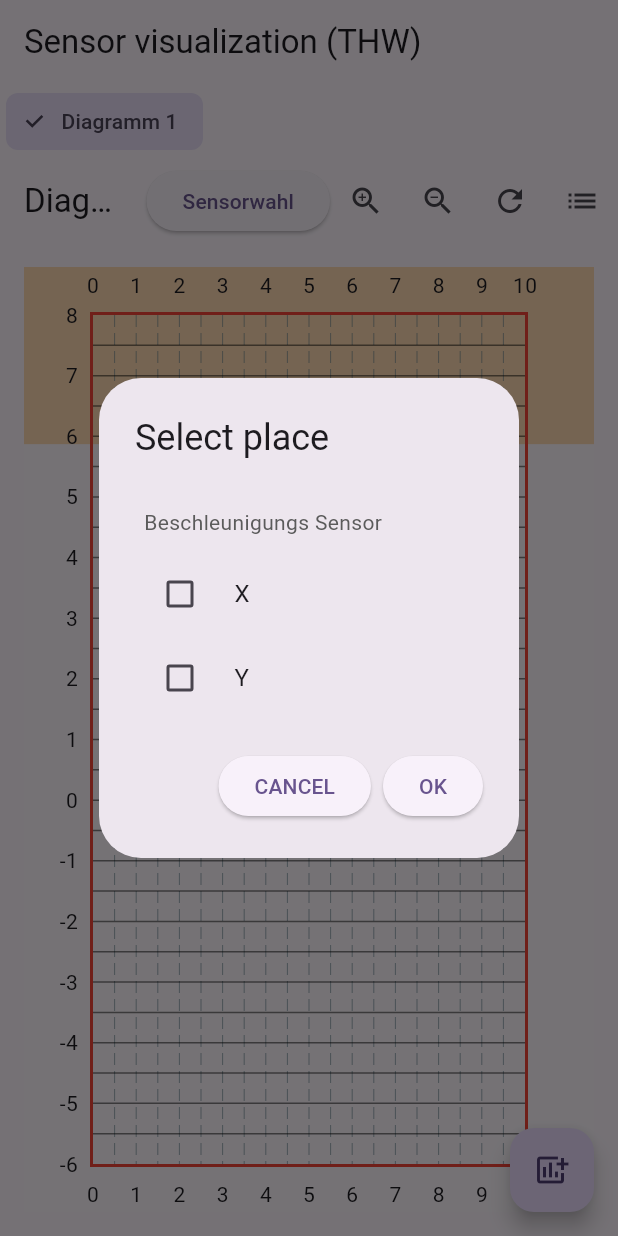
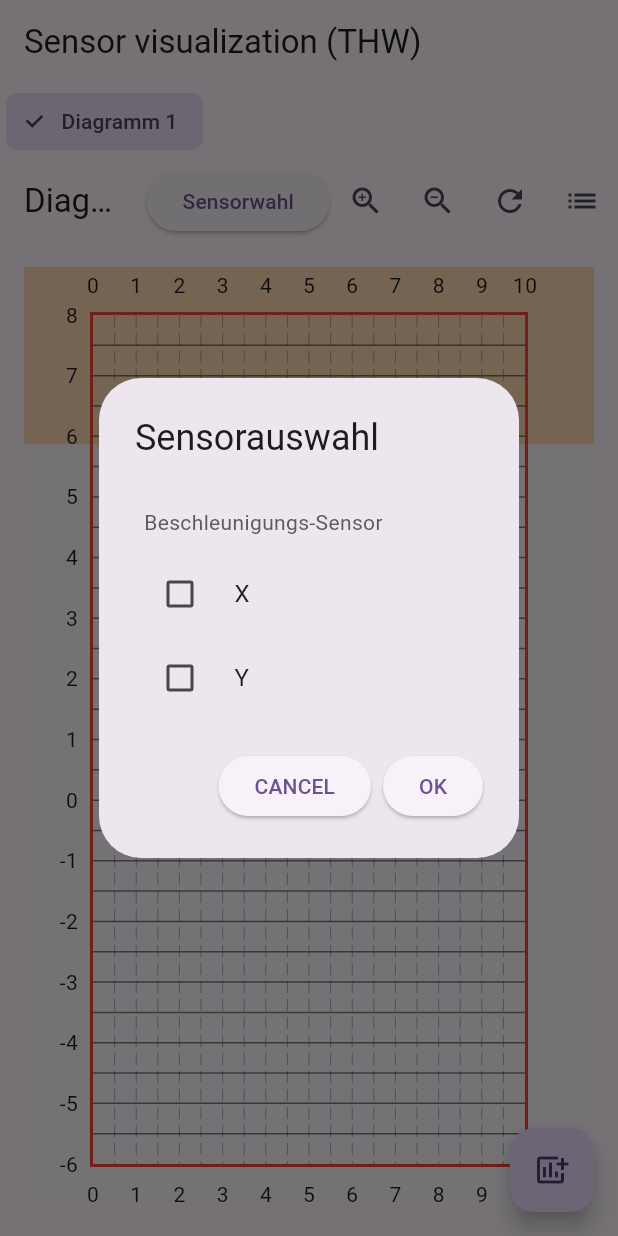
Before and after one commit to jshProgrammer/sensorvisualization, a Flutter app: the screen it shows after launch, after a tap on "Sensorwahl", on a phone screen of 412 x 824 dp. Run offline on Flutter 3.47's test engine with Material 3 defaults, Android fonts, the phone set to English and light mode, and no system bars; drawn by our look-alikes of fl_chart.

Commit message:
preparing more sensor choices

```diff
--- a/lib/data/services/SampleData.dart
+++ b/lib/data/services/SampleData.dart
@@ -30,19 +30,22 @@ class SampleData {
   static List<MultiSelectDialogItem> getXYZ() {
     return <MultiSelectDialogItem>[
       MultiSelectDialogItem(
-        name: 'Beschleunigungs Sensor',
+        name: 'Beschleunigungs-Sensor',
         type: ItemType.seperator,
       ),
       MultiSelectDialogItem(name: 'X', type: ItemType.data, value: 0),
       MultiSelectDialogItem(name: 'Y', type: ItemType.data, value: 1),
-      /* MultiSelectDialogItem(
-        name: 'Buenos Aires',
-        type: ItemType.data,
-        value: 4,
-      ),
-      MultiSelectDialogItem(name: 'USA', type: ItemType.seperator, value: 5),
-      MultiSelectDialogItem(name: 'California', type: ItemType.data, value: 6),
-      MultiSelectDialogItem(name: 'Florida', type: ItemType.data, value: 7),*/
+      /*MultiSelectDialogItem(name: 'Z', type: ItemType.data, value: 2),
+
+      MultiSelectDialogItem(name: 'Gyroskop', type: ItemType.seperator),
+      MultiSelectDialogItem(name: 'X', type: ItemType.data, value: 3),
+      MultiSelectDialogItem(name: 'Y', type: ItemType.data, value: 4),
+      MultiSelectDialogItem(name: 'Z', type: ItemType.data, value: 5),
+
+      MultiSelectDialogItem(name: 'Magnetometer', type: ItemType.seperator),
+      MultiSelectDialogItem(name: 'X', type: ItemType.data, value: 6),
+      MultiSelectDialogItem(name: 'Y', type: ItemType.data, value: 7),
+      MultiSelectDialogItem(name: 'Z', type: ItemType.data, value: 8),*/
     ];
   }
 }
--- a/lib/presentation/widgets/MultiSelectDialogWidget.dart
+++ b/lib/presentation/widgets/MultiSelectDialogWidget.dart
@@ -45,7 +45,7 @@ class _MultiSelectDialogState extends State<Multiselectdialogwidget> {
   @override
   Widget build(BuildContext context) {
     return AlertDialog(
-      title: const Text('Select place'),
+      title: const Text('Sensorauswahl'),
       contentPadding: const EdgeInsets.all(20.0),
       content: SingleChildScrollView(
         child: ListTileTheme(
```
